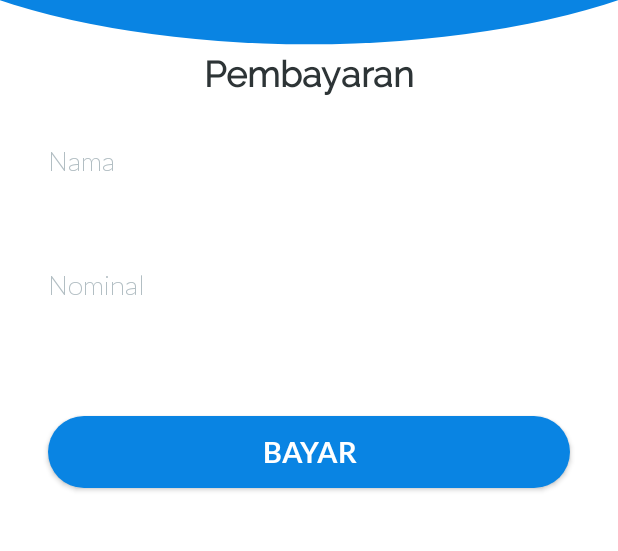
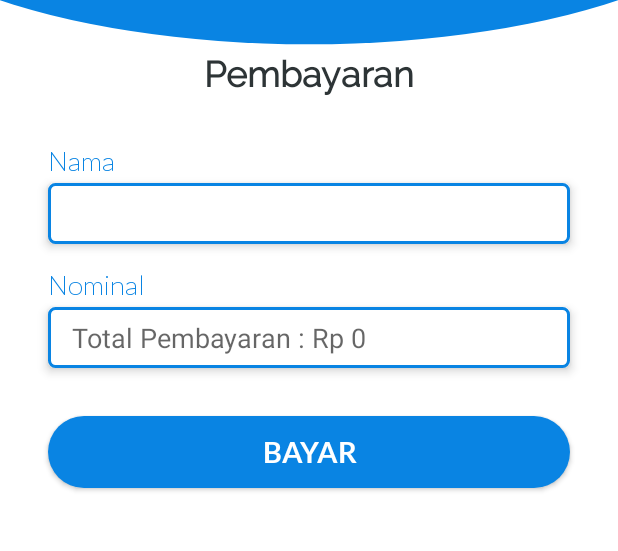
Before and after one commit to hattamaulana/smart-resto-android, an Android app: the CheckoutFragment screen opened through its navigation route, on a phone screen of 412 x 824 dp, the part 169-720 px from its top. Run offline under Robolectric (Android 15) with nearby library versions, the phone set to English and light mode, and no system bars.

Commit message:
parsing data to checkout fragment

```diff
--- a/app/src/main/java/id/ac/polinema/seameo/ecanteen/view/adapter/OrderAdapter.kt
+++ b/app/src/main/java/id/ac/polinema/seameo/ecanteen/view/adapter/OrderAdapter.kt
@@ -4,7 +4,7 @@
  * Author: Mahatta Maulana
  * Github: https://github.com/hattamaulana
  *
- * Last Modified at 9/26/19 10:52 PM
+ * Last Modified at 9/27/19 10:52 AM
  */
 
 package id.ac.polinema.seameo.ecanteen.view.adapter
@@ -39,6 +39,7 @@ class OrderAdapter(private val fragment: Fragment) : RecyclerView.Adapter<OrderA
 
         holder.name.text = menu?.name
         holder.price.text = "Rp. ${menu?.price}"
+        holder.count.text = "${order.count}"
 
         if (! order.note.isNullOrEmpty()) {
             holder.cardBody.visibility = View.VISIBLE
--- a/app/src/main/java/id/ac/polinema/seameo/ecanteen/view/fragment/CheckoutFragment.kt
+++ b/app/src/main/java/id/ac/polinema/seameo/ecanteen/view/fragment/CheckoutFragment.kt
@@ -4,23 +4,28 @@
  * Author: Mahatta Maulana
  * Github: https://github.com/hattamaulana
  *
- * Last Modified at 9/26/19 1:22 AM
+ * Last Modified at 9/27/19 10:52 AM
  */
 
 package id.ac.polinema.seameo.ecanteen.view.fragment
 
 import android.os.Bundle
+import android.util.Log
 import android.view.LayoutInflater
 import android.view.View
 import android.view.ViewGroup
 import android.widget.Toast
 import androidx.fragment.app.Fragment
-import androidx.navigation.fragment.NavHostFragment.findNavController
+import androidx.navigation.Navigation
 import id.ac.polinema.seameo.ecanteen.R
 import id.ac.polinema.seameo.ecanteen.view.utils.isEmpty
 import kotlinx.android.synthetic.main.fragment_transaction.*
 
 class CheckoutFragment : Fragment() {
+    private val TAG = this.javaClass.simpleName
+    private val argNominal by lazy {
+        arguments?.getInt("nominal") }
+
     override fun onCreateView(
             inflater: LayoutInflater, container: ViewGroup?, savedInstanceState: Bundle?
     ): View? = inflater.inflate(R.layout.fragment_transaction, container, false)
@@ -28,13 +33,16 @@ class CheckoutFragment : Fragment() {
     override fun onViewCreated(view: View, savedInstanceState: Bundle?) {
         super.onViewCreated(view, savedInstanceState)
 
+        Log.d(TAG, "Total Pembayaran : Rp $argNominal")
+        edtNonimal.hint = "Total Pembayaran : Rp $argNominal"
+
         btnCheckout.setOnClickListener {
-            if (isEmpty(edtName) && isEmpty(edtNonimal)) {
+            if (!isEmpty(edtName) && !isEmpty(edtNonimal)) {
                 val name = edtName.text
                 val nominal = edtNonimal.text
 
-                findNavController(this)
-                        .popBackStack(R.id.homeDest, true)
+                Navigation.findNavController(view)
+                        .popBackStack(R.id.homeDest, false)
             } else {
                 Toast.makeText(context, "Pastikan Input Sesuai", Toast.LENGTH_SHORT)
                         .show()
--- a/app/src/main/res/drawable/edittext_background.xml
+++ b/app/src/main/res/drawable/edittext_background.xml
@@ -4,12 +4,16 @@
   ~ Author: Mahatta Maulana
   ~ Github: https://github.com/hattamaulana
   ~
-  ~ Last Modified at 9/20/19 11:55 PM
+  ~ Last Modified at 9/27/19 10:25 AM
   -->
 
 <shape xmlns:android="http://schemas.android.com/apk/res/android"
     android:shape="rectangle">
+    <solid android:color="@android:color/white" />
     <corners android:radius="4dp" />
+    <stroke
+        android:width="2dp"
+        android:color="@color/mainColor"/>
     <padding
         android:bottom="8dp"
         android:left="16dp"
--- a/app/src/main/res/layout/fragment_transaction.xml
+++ b/app/src/main/res/layout/fragment_transaction.xml
@@ -5,7 +5,7 @@
   ~ Author: Mahatta Maulana
   ~ Github: https://github.com/hattamaulana
   ~
-  ~ Last Modified at 9/25/19 8:01 PM
+  ~ Last Modified at 9/27/19 10:31 AM
   -->
 
 <androidx.constraintlayout.widget.ConstraintLayout
@@ -53,7 +53,7 @@
         android:layout_marginTop="16dp"
         android:text="@string/txtNominal"
         android:fontFamily="@font/lato_light"
-        android:textColor="@color/softTextColor"
+        android:textColor="@color/mainColor"
         android:textSize="18sp"
         app:layout_constraintStart_toStartOf="parent"
         app:layout_constraintTop_toBottomOf="@id/edtName" />
@@ -65,7 +65,6 @@
         android:layout_marginTop="4dp"
         android:layout_marginEnd="32dp"
         android:background="@drawable/edittext_background"
-        android:backgroundTint="@android:color/white"
         android:elevation="4dp"
         android:importantForAutofill="no"
         android:inputType="numberDecimal"
@@ -80,7 +79,6 @@
         android:layout_marginTop="4dp"
         android:layout_marginEnd="32dp"
         android:background="@drawable/edittext_background"
-        android:backgroundTint="@android:color/white"
         android:elevation="4dp"
         android:importantForAutofill="no"
         android:inputType="textPersonName"
@@ -96,7 +94,7 @@
         android:layout_marginTop="32dp"
         android:text="@string/txtName"
         android:fontFamily="@font/lato_light"
-        android:textColor="@color/softTextColor"
+        android:textColor="@color/mainColor"
         android:textSize="18sp"
         app:layout_constraintStart_toStartOf="parent"
         app:layout_constraintTop_toBottomOf="@id/lblPayment" />
--- a/app/src/main/res/navigation/home_navigation.xml
+++ b/app/src/main/res/navigation/home_navigation.xml
@@ -4,7 +4,7 @@
   ~ Author: Mahatta Maulana
   ~ Github: https://github.com/hattamaulana
   ~
-  ~ Last Modified at 9/26/19 9:07 PM
+  ~ Last Modified at 9/27/19 10:21 AM
   -->
 
 <navigation xmlns:android="http://schemas.android.com/apk/res/android"
@@ -56,5 +56,11 @@
         android:id="@+id/checkoutDest"
         android:name="id.ac.polinema.seameo.ecanteen.view.fragment.CheckoutFragment"
         android:label="CheckoutFragment"
-        tools:layout="@layout/fragment_transaction"/>
+        tools:layout="@layout/fragment_transaction">
+
+        <argument
+            android:name="nominal"
+            app:argType="integer"
+            android:defaultValue="0" />
+    </fragment>
 </navigation>
```
Also changed, not shown: app/src/main/java/id/ac/polinema/seameo/ecanteen/view/fragment/HomeFragment.kt (+3 -4 lines), app/src/main/java/id/ac/polinema/seameo/ecanteen/view/fragment/OrderFragment.kt (+28 -6 lines), app/src/main/java/id/ac/polinema/seameo/ecanteen/view/fragment/ScannerFragment.kt (+6 -6 lines), app/src/main/java/id/ac/polinema/seameo/ecanteen/view_model/OrderViewModel.kt (+12 -3 lines).
